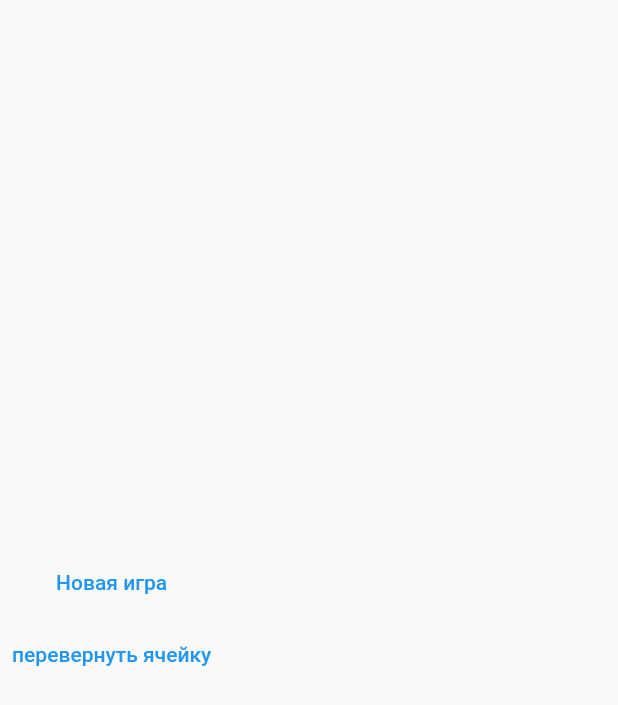
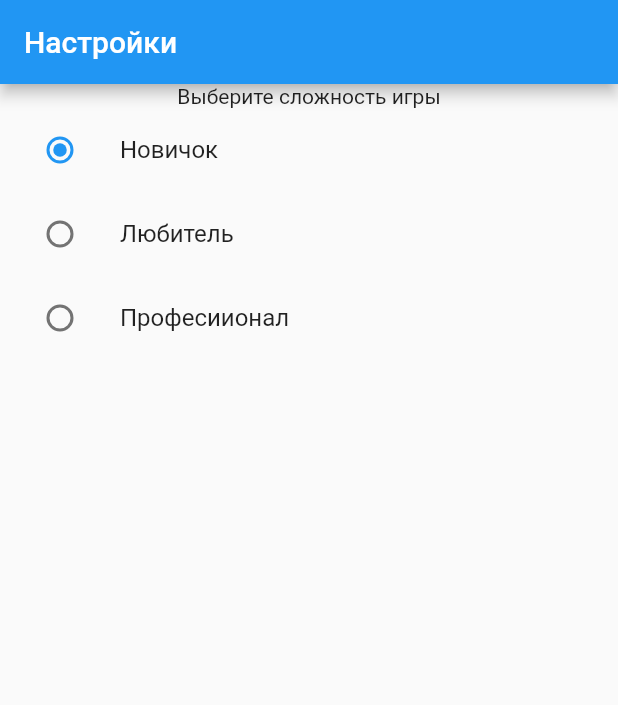
Before and after one commit to zhanchipovaap/bombgrid, a Flutter app: the screen it shows after launch, on a phone screen of 412 x 824 dp. Shown: the top 705 px of the screen. Run offline on Flutter 3.47's test engine with Material 2 defaults, Android fonts, the phone set to English and light mode, and no system bars; our stand-ins replace bloc, flutter_bloc.

Commit message:
add new screens

```diff
--- a/lib/main.dart
+++ b/lib/main.dart
@@ -1,9 +1,11 @@
+import 'package:bomb/settings_screen.dart';
 import 'package:flutter/material.dart';
 import 'package:flutter_bloc/flutter_bloc.dart';
 import 'package:provider/provider.dart';
 
 import 'bloc/bomb_grid_bloc.dart';
 import 'bomb_grid_screen.dart';
+import 'main_menu_screen.dart';
 
 void main() {
   runApp(const MyApp());
@@ -20,7 +22,7 @@ class MyApp extends StatelessWidget {
         Provider<BombGridBloc>.value(value: bombgrid),
       ],
       child: const MaterialApp(
-        home: BombGridScreen(),
+        home: SettingsScreen(),//BombGridScreen(),
       ),
     );
   }
--- /dev/null
+++ b/lib/settings_screen.dart
@@ -0,0 +1,62 @@
+import 'package:flutter/material.dart';
+
+class SettingsScreen extends StatefulWidget {
+  const SettingsScreen({Key? key}) : super(key: key);
+
+  @override
+  State<SettingsScreen> createState() => _SettingsScreenState();
+}
+
+enum SettingsMode { noob, mid, pro, custom}
+
+class _SettingsScreenState extends State<SettingsScreen> {
+  SettingsMode? _mode = SettingsMode.noob;
+
+  @override
+  Widget build(BuildContext context) {
+    return Scaffold(
+      appBar: AppBar(title: const Text("Настройки")),
+      body: Column(
+        mainAxisAlignment: MainAxisAlignment.start,
+        children: <Widget>[
+          const Text("Выберите сложность игры"),
+          ListTile(
+          title: const Text('Новичок'),
+          leading: Radio<SettingsMode>(
+            value: SettingsMode.noob,
+            groupValue: _mode,
+            onChanged: (SettingsMode? value) {
+              setState(() {
+                _mode = value;
+              });
+            },
+          ),
+        ),
+        ListTile(
+          title: const Text('Любитель'),
+          leading: Radio<SettingsMode>(
+            value: SettingsMode.mid,
+            groupValue: _mode,
+            onChanged: (SettingsMode? value) {
+              setState(() {
+                _mode = value;
+              });
+            },
+          ),
+        ),
+        ListTile(
+          title: const Text('Професиионал'),
+          leading: Radio<SettingsMode>(
+            value: SettingsMode.pro,
+            groupValue: _mode,
+            onChanged: (SettingsMode? value) {
+              setState(() {
+                _mode = value;
+              });
+            },
+          ),
+        ),
+        ]
+      ),);
+  }
+}
```
Also changed, not shown: lib/end_game_screen.dart (added, +10 -0 lines), lib/main_menu_screen.dart (added, +20 -0 lines).
